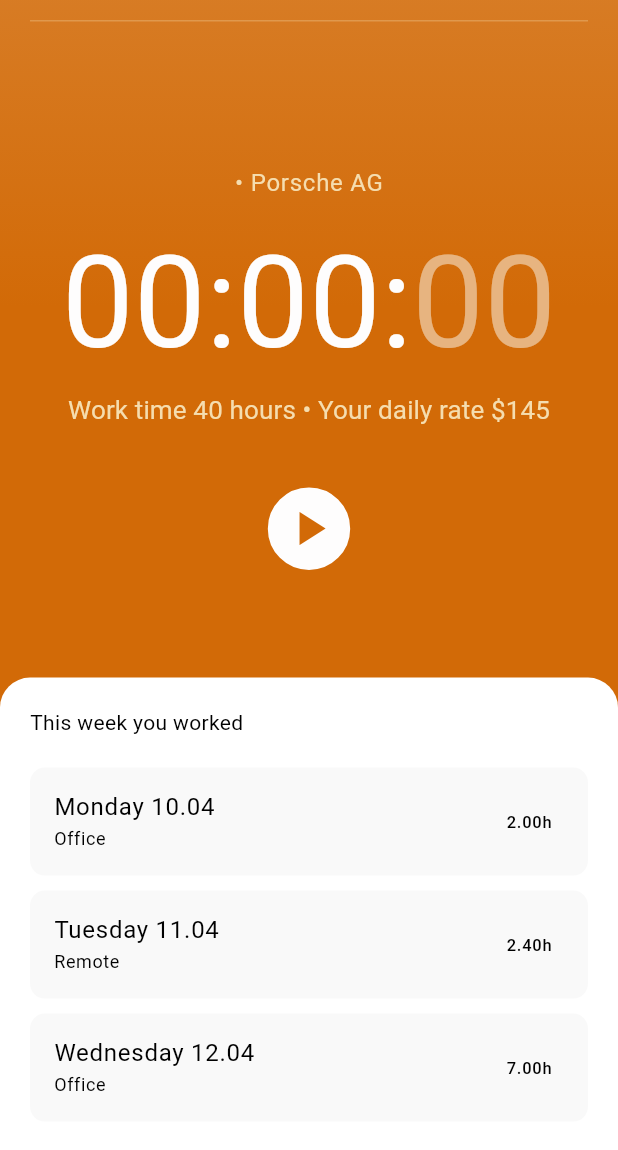
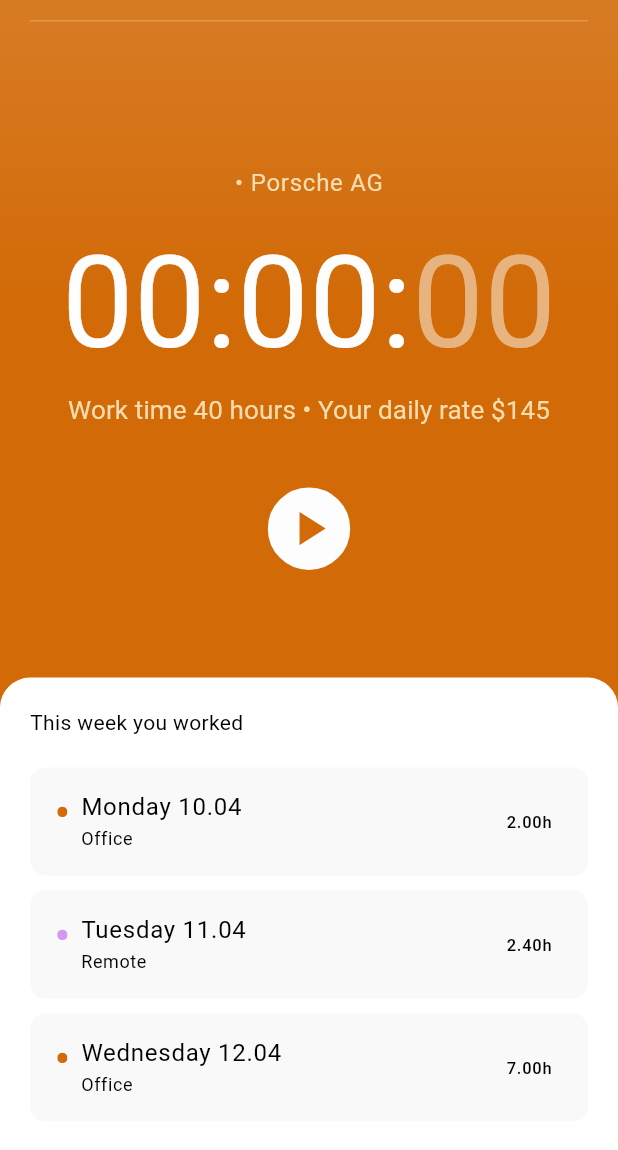
Before and after one commit to dxvid-pts/clock_in, a Flutter app: the TimerScreen screen opened directly, on a phone screen of 412 x 824 dp, the part 64-1214 px from its top. Run offline on Flutter 3.47's test engine with Material 2 defaults, Android fonts, the phone set to English and light mode, and no system bars; our stand-ins replace fl_chart, flutter_riverpod, flutter_svg, freezed_annotation, hive, syncfusion_flutter_datepicker; missing offline and left inert: commons_flutter, storage_engine, storage_engine_hive_adapter; accounts and stored records are empty.

Commit message:
use color dots in sample

```diff
--- a/frontend/lib/screens/timer_screen/timer_screen.dart
+++ b/frontend/lib/screens/timer_screen/timer_screen.dart
@@ -295,16 +295,19 @@ class _LowerSection extends StatelessWidget {
                   EntryListTile(
                     title: "Monday 10.04",
                     subtitle: "Office",
+                    color: Color(0xFFd26a07),
                     duration: 2,
                   ),
                   EntryListTile(
                     title: "Tuesday 11.04",
                     subtitle: "Remote",
+                    color: Color(0xFFd399f1),
                     duration: 2.4,
                   ),
                   EntryListTile(
                     title: "Wednesday 12.04",
                     subtitle: "Office",
+                    color:  Color(0xFFd26a07),
                     duration: 7,
                   ),
                 ],
```
